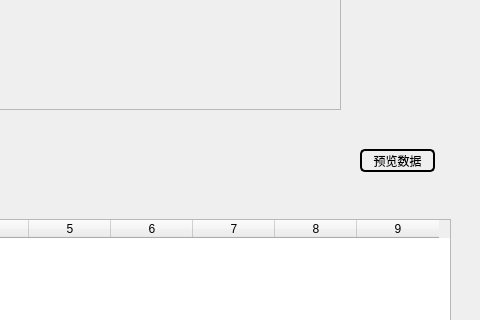
This is Auto_wed_current/Auto_Post/GUI_Post_Untitled/untitled_post.ui in benwu-shashen/siwu as Qt 5 draws it before an edit; both pictures show x 320 to 800 and y 171 to 491 of the 800 by 596 pixel window. The edited form follows.
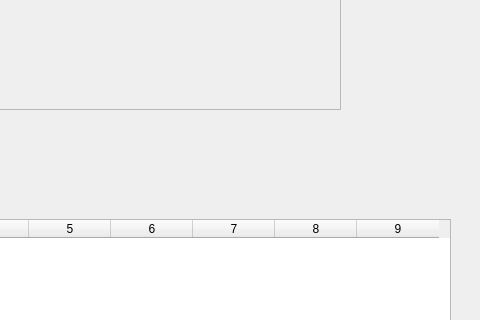
This is the edited form.

Commit message: 2.29.2（2024-10-02） 1.完成预览功能

Patch:
```diff
--- a/Auto_wed_current/Auto_Post/GUI_Post_Untitled/untitled_post.ui
+++ b/Auto_wed_current/Auto_Post/GUI_Post_Untitled/untitled_post.ui
@@ -110,29 +110,6 @@
    <column/>
    <column/>
   </widget>
-  <widget class="QPushButton" name="pushButton_post_preview">
-   <property name="geometry">
-    <rect>
-     <x>680</x>
-     <y>320</y>
-     <width>75</width>
-     <height>23</height>
-    </rect>
-   </property>
-   <property name="cursor">
-    <cursorShape>PointingHandCursor</cursorShape>
-   </property>
-   <property name="styleSheet">
-    <string notr="true">QPushButton {
-border:2px solid rgb(0, 0, 0);
-border-radius: 5px;
-background-color: rgb(0, 0, 0, 0);
-}</string>
-   </property>
-   <property name="text">
-    <string>预览数据</string>
-   </property>
-  </widget>
   <widget class="QFrame" name="frame_box">
    <property name="geometry">
     <rect>
```
The commit also changes 8 other files.
